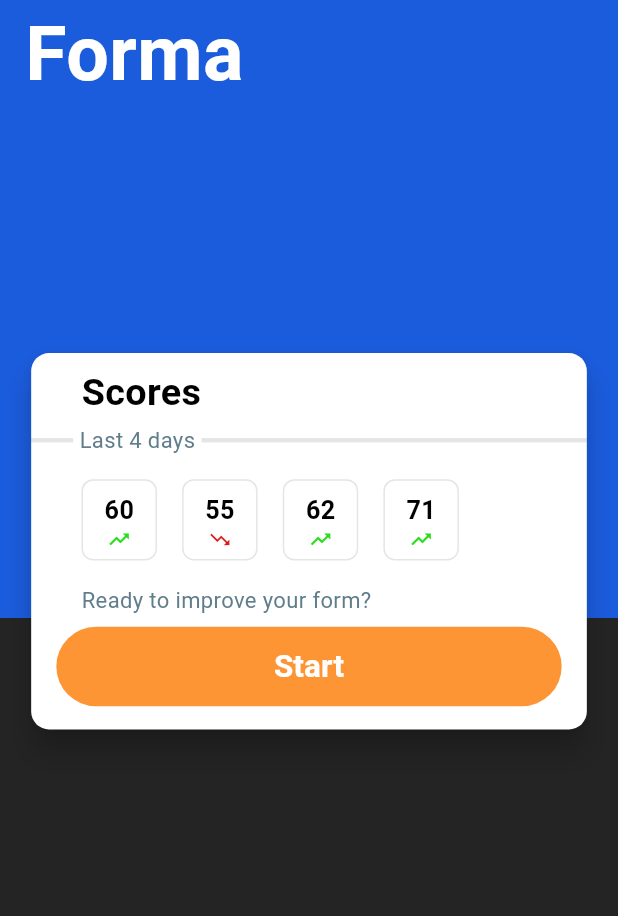
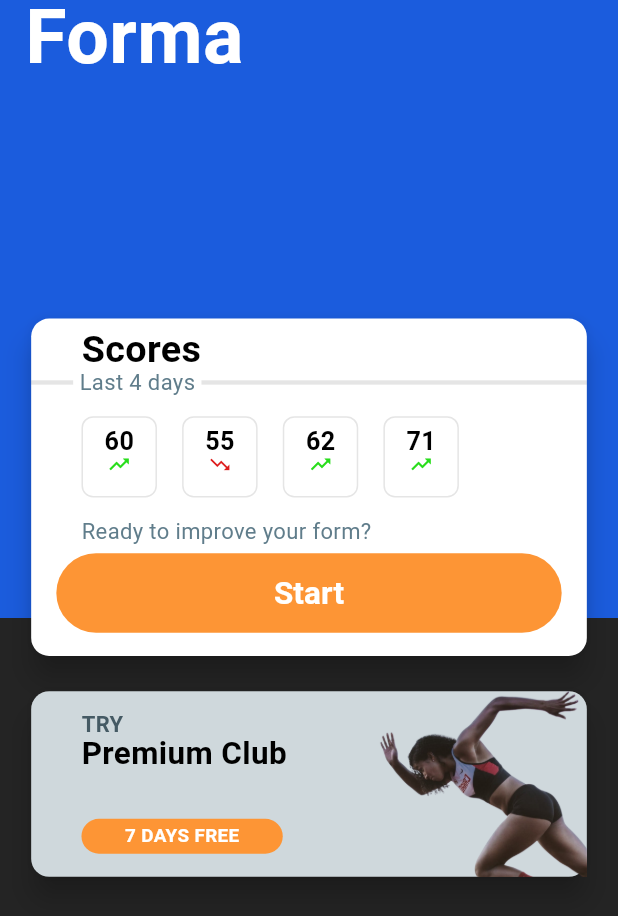
Before and after one commit to getforma/forma-app, a Flutter app: the screen it shows after launch, on a phone screen of 412 x 824 dp. Shown: the top 916 px of the screen. Run offline on Flutter 3.47's test engine with Material 3 defaults, Android fonts, the phone set to English and light mode, and no system bars; our stand-ins replace auto_route, flutter_screenutil, get_it, injectable; generated files the repository leaves out were written again.

Commit message:
Add premium card

```diff
--- a/lib/feature/main/main_screen.dart
+++ b/lib/feature/main/main_screen.dart
@@ -2,6 +2,8 @@ import 'package:auto_route/auto_route.dart';
 import 'package:collection/collection.dart';
 import 'package:flutter/cupertino.dart';
 import 'package:flutter/material.dart';
+import 'package:flutter/painting.dart';
+import 'package:flutter/rendering.dart';
 import 'package:flutter/widgets.dart';
 import 'package:flutter_screenutil/flutter_screenutil.dart';
 import 'package:forma_app/generated/l10n.dart';
@@ -56,6 +58,8 @@ class MainScreen extends StatelessWidget {
               ),
               0.2.sh.verticalSpace,
               _lastActivities(context),
+              16.verticalSpace,
+              _tryPremium(context),
             ],
           ),
         ),
@@ -157,4 +161,58 @@ class MainScreen extends StatelessWidget {
           ],
         ),
       );
+
+  Widget _tryPremium(BuildContext context) => Card(
+        elevation: 8,
+        color: AppColors.blueGrey100,
+        surfaceTintColor: AppColors.blueGrey100,
+        child: SizedBox(
+          height: 128.h,
+          child: Stack(
+            children: [
+              Positioned(
+                right: -30,
+                top: 0,
+                bottom: 0,
+                child: Image.asset("assets/bg_home_premium.png"),
+              ),
+              Container(
+                width: 1.sw,
+                padding: const EdgeInsets.symmetric(horizontal: 32).w,
+                child: Column(
+                  crossAxisAlignment: CrossAxisAlignment.start,
+                  children: [
+                    16.verticalSpace,
+                    Text(
+                      S.of(context).home_try,
+                      style: TextStyles.homePremiumSupheader.sp,
+                    ),
+                    2.verticalSpace,
+                    Text(
+                      S.of(context).home_premium,
+                      style: TextStyles.h3BoldDark.sp,
+                    ),
+                    const Spacer(),
+                    Container(
+                      width: 128.w,
+                      height: 24.h,
+                      decoration: BoxDecoration(
+                        color: AppColors.accentOrange,
+                        borderRadius: BorderRadius.circular(16.r),
+                      ),
+                      child: Center(
+                        child: Text(
+                          S.of(context).home_7_days_free,
+                          style: TextStyles.h6BoldLight.sp,
+                        ),
+                      ),
+                    ),
+                    16.verticalSpace,
+                  ],
+                ),
+              ),
+            ],
+          ),
+        ),
+      );
 }
--- a/lib/l10n/intl_en_US.arb
+++ b/lib/l10n/intl_en_US.arb
@@ -5,5 +5,8 @@
   "home_last_days": "Last 4 days",
   "home_percent": "%",
   "home_start": "Start",
-  "home_card_action_description": "Ready to improve your form?"
+  "home_card_action_description": "Ready to improve your form?",
+  "home_try": "TRY",
+  "home_premium": "Premium Club",
+  "home_7_days_free": "7 DAYS FREE"
 }
--- a/lib/styles/app_colors.dart
+++ b/lib/styles/app_colors.dart
@@ -10,7 +10,8 @@ class AppColors {
 
   static const Color pureBlack10 = Color(0x1A000000);
   static const Color blueGrey = Color(0xFF607D8B);
+  static const Color blueGrey100 = Color(0xFFCFD8DC);
+  static const Color blueGrey700 = Color(0xFF455A64);
   static const Color green = Color(0xFF28DD1B);
   static const Color red = Color(0xFFDD1B1B);
-
 }
--- a/lib/styles/text_styles.dart
+++ b/lib/styles/text_styles.dart
@@ -6,8 +6,11 @@ class TextStyles {
   static const _poppins = 'Poppins';
   static const _presentation = 'presentation';
 
-  static const baseTextStyle =
-      TextStyle(fontFamily: _poppins, package: _presentation);
+  static const baseTextStyle = TextStyle(
+    fontFamily: _poppins,
+    package: _presentation,
+    height: 1,
+  );
 
   static final light = baseTextStyle.copyWith(color: AppColors.pureWhite);
 
@@ -45,7 +48,10 @@ class TextStyles {
   static final h6BoldDark = boldDark.copyWith(fontSize: 12);
 
   static final homeCardSubheading = h5Dark.copyWith(color: AppColors.blueGrey);
-  static final homeCardActionDescription = h5Dark.copyWith(color: AppColors.blueGrey);
+  static final homeCardActionDescription =
+      h5Dark.copyWith(color: AppColors.blueGrey);
+  static final homePremiumSupheader =
+      h5BoldDark.copyWith(color: AppColors.blueGrey700);
 }
 
 extension TextStyleScaling on TextStyle {
--- a/pubspec.yaml
+++ b/pubspec.yaml
@@ -57,6 +57,9 @@ flutter:
         - asset: fonts/Poppins-Black.ttf
           weight: 900
 
+  assets:
+    - assets/
+
 flutter_intl:
   enabled: true
   arb-dir: lib/l10n
```
Also changed, not shown: assets/bg_home_premium.png (added), assets/bg_home_premium_2.png (added), lib/generated/intl/messages_en_US.dart, lib/generated/l10n.dart.
